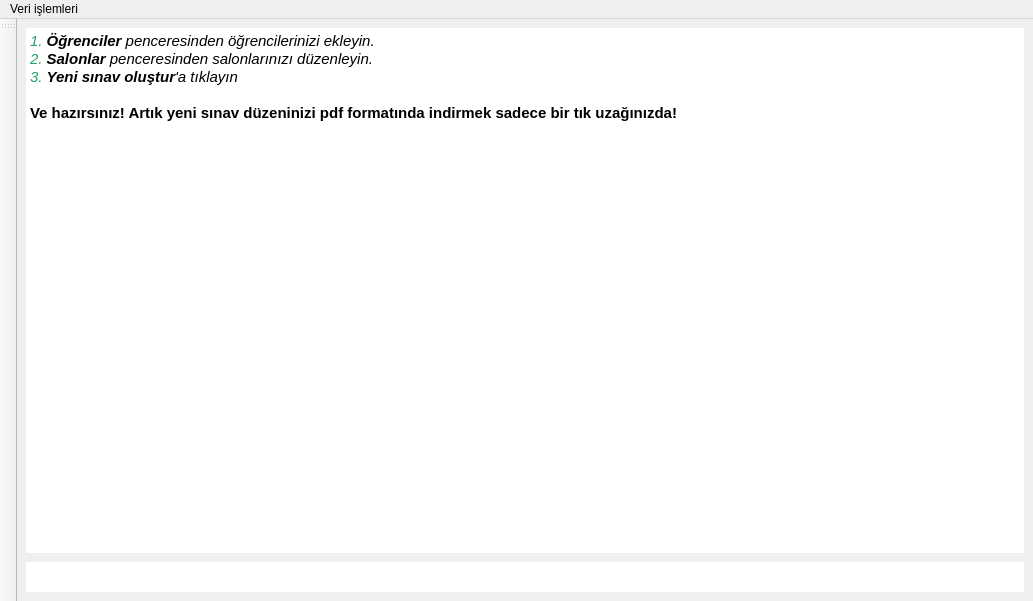
Above: Forms/mainwindow.ui from yoseidonn/Kelebek-App before the change. Below: the same form after it.
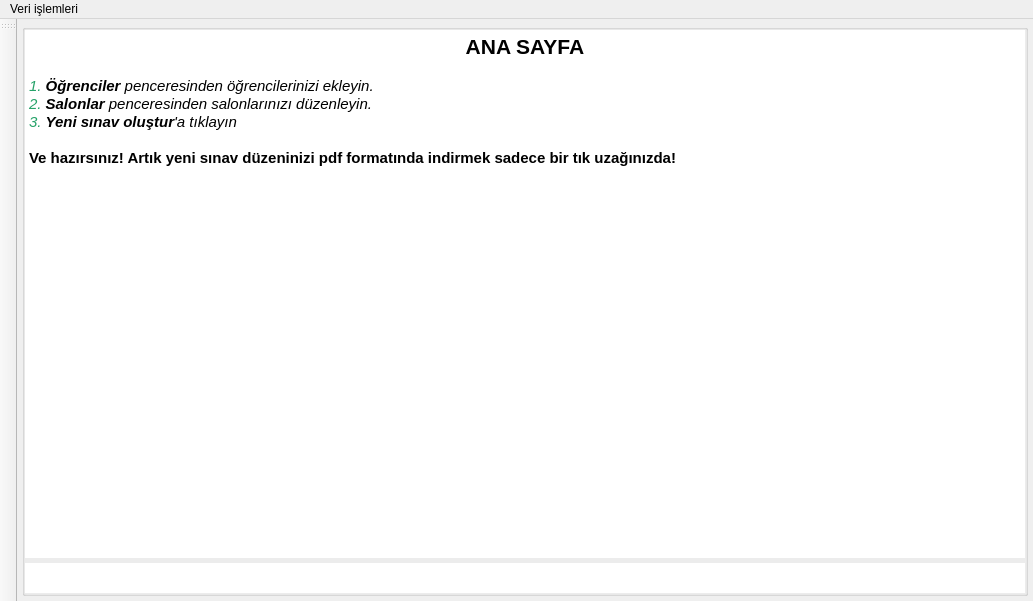
That is the form after the change. Icons and pictures are not drawn.

```diff
--- a/Forms/mainwindow.ui
+++ b/Forms/mainwindow.ui
@@ -19,29 +19,60 @@
 border:  transparent;
 }</string>
    </property>
-   <layout class="QHBoxLayout" name="horizontalLayout">
+   <layout class="QHBoxLayout" name="horizontalLayout" stretch="0">
     <property name="spacing">
      <number>0</number>
     </property>
     <property name="leftMargin">
-     <number>0</number>
+     <number>5</number>
     </property>
     <property name="topMargin">
-     <number>0</number>
+     <number>5</number>
     </property>
     <property name="rightMargin">
-     <number>0</number>
+     <number>5</number>
     </property>
     <property name="bottomMargin">
-     <number>0</number>
+     <number>5</number>
     </property>
     <item>
+     <widget class="QGroupBox" name="mainGroupbox">
+      <property name="title">
+       <string/>
+      </property>
      <layout class="QHBoxLayout" name="MainLayout">
+       <property name="spacing">
+        <number>0</number>
+       </property>
+       <property name="leftMargin">
+        <number>0</number>
+       </property>
+       <property name="topMargin">
+        <number>0</number>
+       </property>
+       <property name="rightMargin">
+        <number>0</number>
+       </property>
+       <property name="bottomMargin">
+        <number>0</number>
+       </property>
       <item>
        <widget class="QFrame" name="textFrame">
         <layout class="QVBoxLayout" name="verticalLayout_4">
          <property name="spacing">
-          <number>9</number>
+           <number>5</number>
+          </property>
+          <property name="leftMargin">
+           <number>0</number>
+          </property>
+          <property name="topMargin">
+           <number>0</number>
+          </property>
+          <property name="rightMargin">
+           <number>0</number>
+          </property>
+          <property name="bottomMargin">
+           <number>0</number>
          </property>
          <item>
           <widget class="QTextBrowser" name="welcomeText">
@@ -56,6 +87,8 @@
 &lt;html&gt;&lt;head&gt;&lt;meta name=&quot;qrichtext&quot; content=&quot;1&quot; /&gt;&lt;style type=&quot;text/css&quot;&gt;
 p, li { white-space: pre-wrap; }
 &lt;/style&gt;&lt;/head&gt;&lt;body style=&quot; font-family:'Ubuntu'; font-size:11pt; font-weight:400; font-style:normal;&quot;&gt;
+&lt;p align=&quot;center&quot; style=&quot; margin-top:0px; margin-bottom:0px; margin-left:0px; margin-right:0px; -qt-block-indent:0; text-indent:0px;&quot;&gt;&lt;span style=&quot; font-size:16pt; font-weight:600;&quot;&gt;ANA SAYFA&lt;/span&gt;&lt;/p&gt;
+&lt;p align=&quot;center&quot; style=&quot;-qt-paragraph-type:empty; margin-top:0px; margin-bottom:0px; margin-left:0px; margin-right:0px; -qt-block-indent:0; text-indent:0px;&quot;&gt;&lt;br /&gt;&lt;/p&gt;
 &lt;p style=&quot; margin-top:0px; margin-bottom:0px; margin-left:0px; margin-right:0px; -qt-block-indent:0; text-indent:0px;&quot;&gt;&lt;span style=&quot; font-style:italic; color:#26a269;&quot;&gt;1. &lt;/span&gt;&lt;span style=&quot; font-weight:600; font-style:italic;&quot;&gt;Öğrenciler&lt;/span&gt;&lt;span style=&quot; font-style:italic;&quot;&gt; penceresinden öğrencilerinizi ekleyin.&lt;/span&gt;&lt;/p&gt;
 &lt;p style=&quot; margin-top:0px; margin-bottom:0px; margin-left:0px; margin-right:0px; -qt-block-indent:0; text-indent:0px;&quot;&gt;&lt;span style=&quot; font-style:italic; color:#26a269;&quot;&gt;2. &lt;/span&gt;&lt;span style=&quot; font-weight:600; font-style:italic;&quot;&gt;Salonlar&lt;/span&gt;&lt;span style=&quot; font-style:italic;&quot;&gt; penceresinden salonlarınızı düzenleyin.&lt;/span&gt;&lt;/p&gt;
 &lt;p style=&quot; margin-top:0px; margin-bottom:0px; margin-left:0px; margin-right:0px; -qt-block-indent:0; text-indent:0px;&quot;&gt;&lt;span style=&quot; font-style:italic; color:#26a269;&quot;&gt;3. &lt;/span&gt;&lt;span style=&quot; font-weight:600; font-style:italic;&quot;&gt;Yeni sınav oluştur&lt;/span&gt;&lt;span style=&quot; font-style:italic;&quot;&gt;'a tıklayın&lt;/span&gt;&lt;/p&gt;
@@ -99,6 +132,7 @@
        </widget>
       </item>
      </layout>
+     </widget>
     </item>
    </layout>
   </widget>
```
Lines whose indentation alone changed are shown as unchanged.
